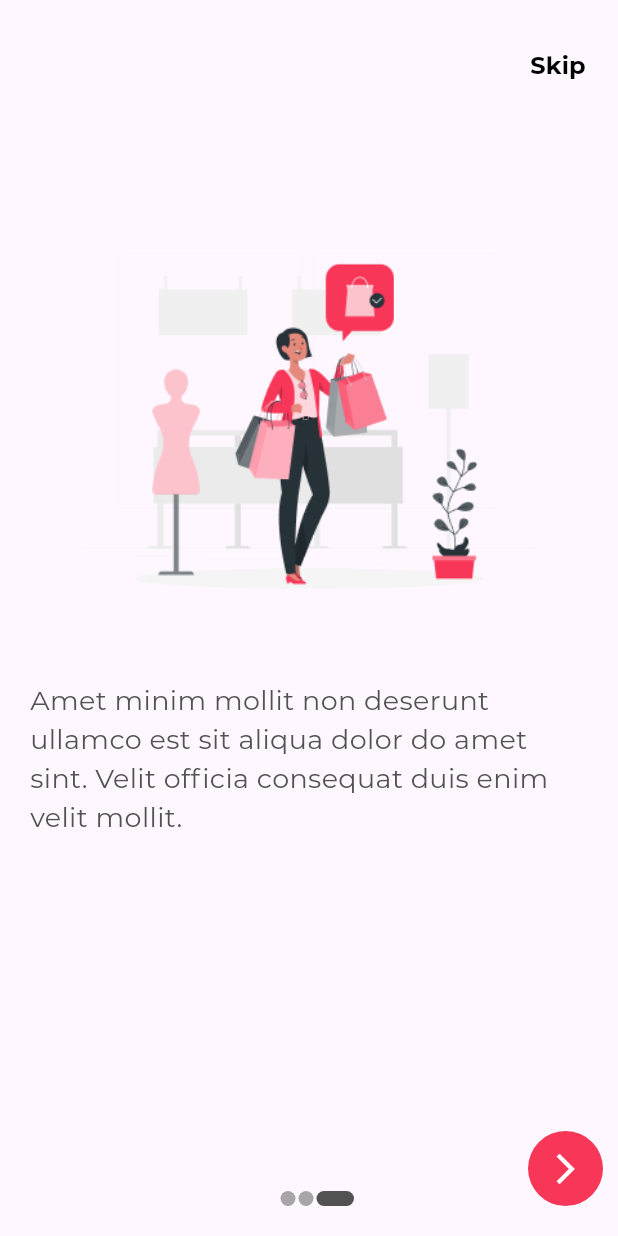
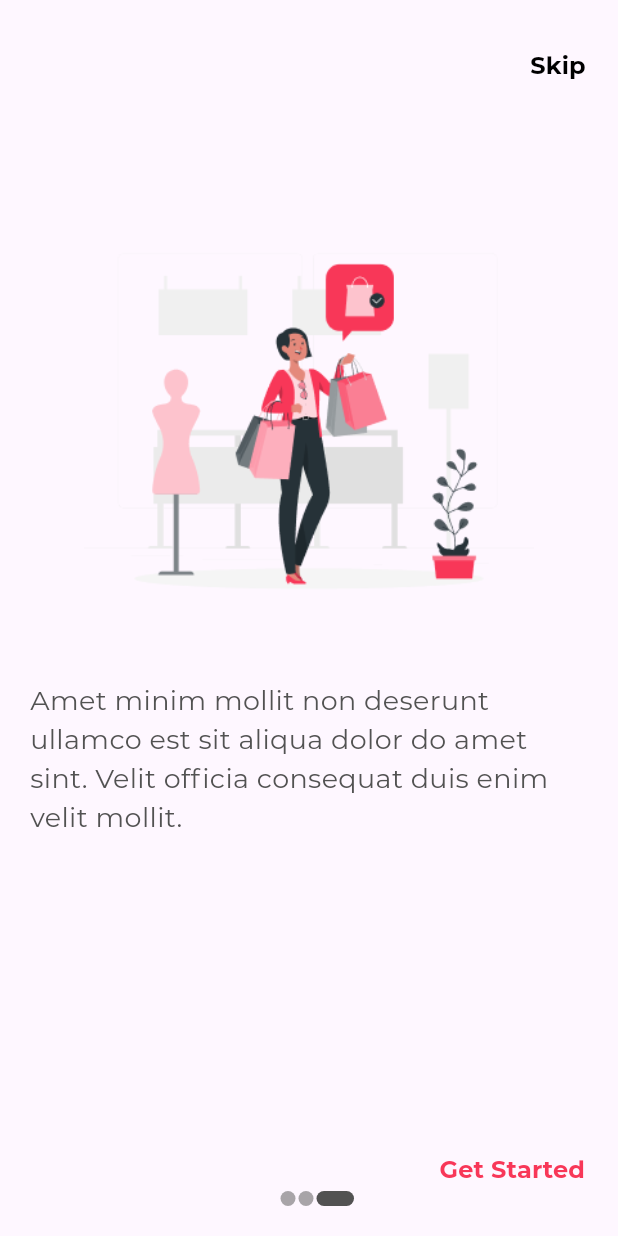
Before and after one commit to surabhiwaingankar/Conversational_Interface, a Flutter app: the screen it shows after launch, swiped to page 3, on a phone screen of 412 x 824 dp. Run offline on Flutter 3.47's test engine with Material 3 defaults, Android fonts, the phone set to English and light mode, and no system bars.

Commit message:
minor changes

```diff
--- a/lib/screens/onboarding.dart
+++ b/lib/screens/onboarding.dart
@@ -89,15 +89,10 @@ class _OnBoardingScreenState extends State<OnBoardingScreen> {
                       bottom: 20,
                       right: 10,
                       child: index==2?Container(
-                        height: 50,
-                        width: 50,
-                        decoration: BoxDecoration(
-                          borderRadius: BorderRadius.circular(25),
-                          color: ColorManager.primary,
-                        ),
-                        child: IconButton(onPressed: (){
+                        child: TextButton(
+                          onPressed: (){
                           Navigator.pushReplacementNamed(context, Routes.mainRoute);
-                        }, icon: const Icon(Icons.arrow_forward_ios,color: Colors.white,),),
+                        }, child: Text("Get Started",style: getBoldStyle(color: ColorManager.primary,fontSize: AppSize.s16),),)
                       ):Container(),
                     )
                  ],
```
